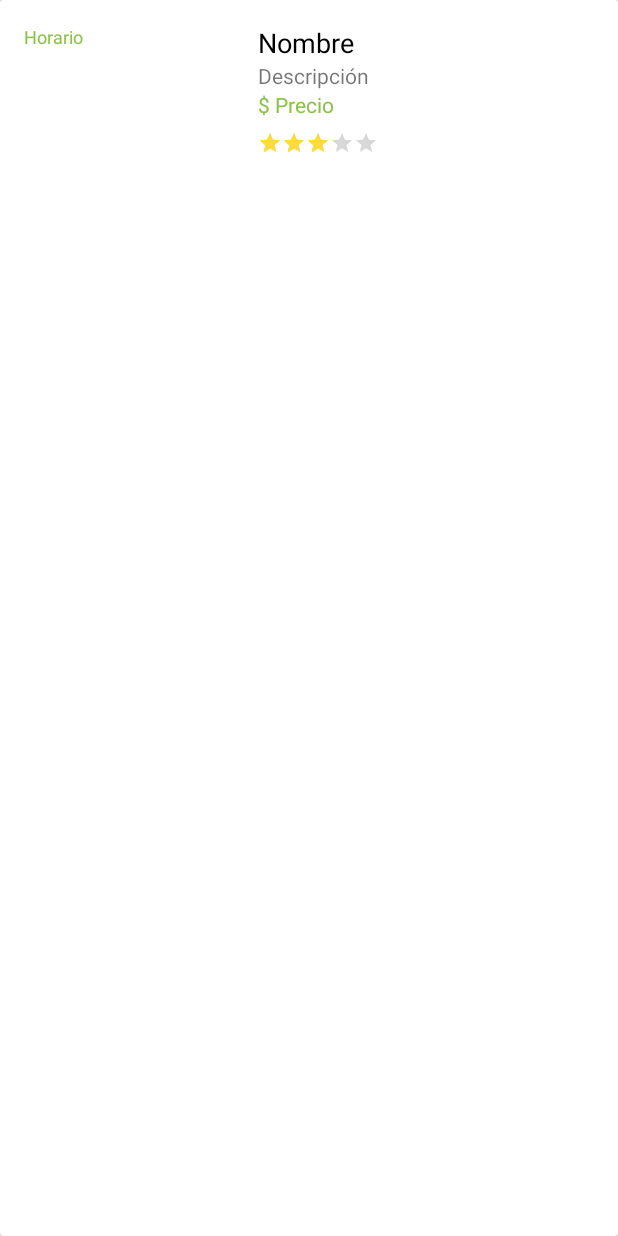
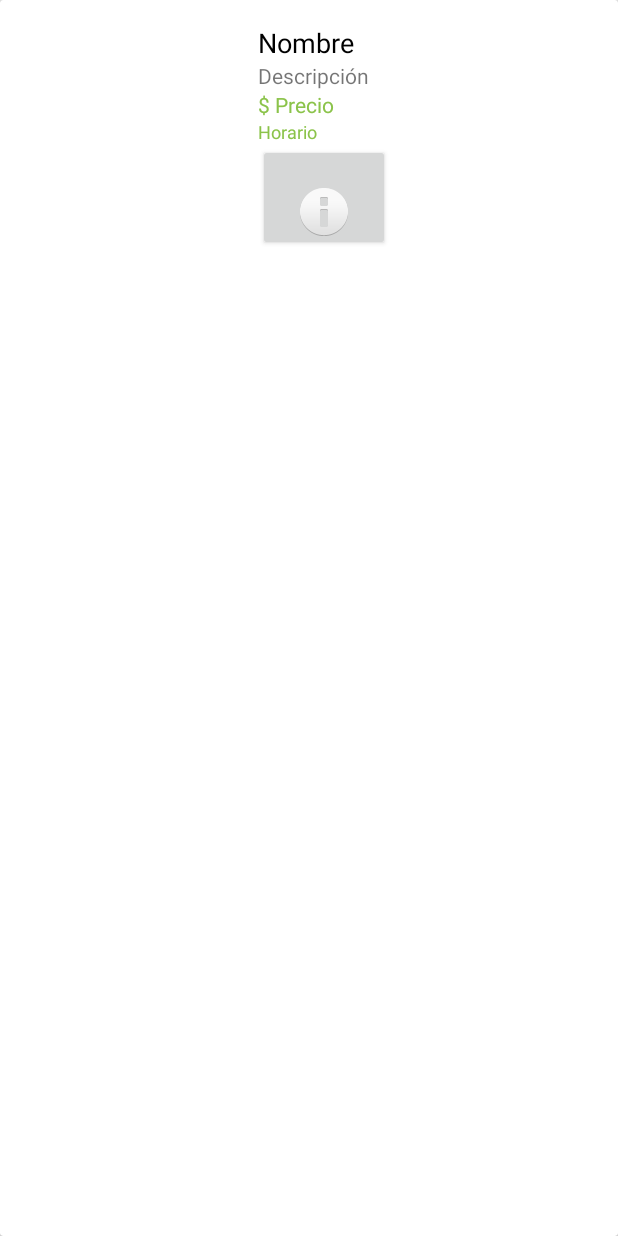
Before and after one commit to EriAlvarez/Movilesotono, an Android app: the layout grid_header.xml on its own in the app's theme, with its tools: preview values and no code run, on a phone screen of 412 x 824 dp. Run offline under Robolectric (Android 15) with nearby library versions, the phone set to English and light mode, and no system bars.

Commit message:
El boton contiene una imagen de informacion

```diff
--- a/app/src/main/java/com/herprogramacion/trickmarket/GridAdapter.java
+++ b/app/src/main/java/com/herprogramacion/trickmarket/GridAdapter.java
@@ -89,8 +89,8 @@ public class GridAdapter extends BaseAdapter {
         horario.setText(item.getHorario());
 
         // Seteando Rating
-        RatingBar ratingBar = (RatingBar) view.findViewById(R.id.rating);
-        ratingBar.setRating(item.getRating());
+      /*  RatingBar ratingBar = (RatingBar) view.findViewById(R.id.rating);
+        ratingBar.setRating(item.getRating());*/
 
 
         return view;
--- a/app/src/main/java/com/herprogramacion/trickmarket/GridFragment.java
+++ b/app/src/main/java/com/herprogramacion/trickmarket/GridFragment.java
@@ -109,8 +109,8 @@ public class GridFragment extends Fragment {
         precio.setText(item.getPrecio());
 
         // Seteando Rating
-        RatingBar ratingBar = (RatingBar) view.findViewById(R.id.rating);
-        ratingBar.setRating(item.getRating());
+       /* RatingBar ratingBar = (RatingBar) view.findViewById(R.id.rating);
+        ratingBar.setRating(item.getRating());*/
 
 
         return view;
--- a/app/src/main/res/layout/grid_header.xml
+++ b/app/src/main/res/layout/grid_header.xml
@@ -53,12 +53,15 @@
             android:layout_width="wrap_content"
             android:layout_height="wrap_content"
             android:layout_gravity="center_horizontal"
+            android:layout_alignLeft="@+id/precio"
+            android:layout_alignStart="@+id/precio"
+            android:layout_below="@+id/precio"
             android:text="Horario"
             android:textAppearance="?android:attr/textAppearanceSmall"
             android:textColor="@color/primaryColor"
             android:textSize="@dimen/grid_item_text_size" />
 
-        <RatingBar
+       <!-- <RatingBar
             android:id="@+id/rating"
             style="?android:attr/ratingBarStyleSmall"
             android:layout_width="wrap_content"
@@ -71,7 +74,19 @@
             android:paddingTop="8dp"
             android:progressTint="#FDDB39"
             android:rating="3"
-            android:secondaryProgressTint="#FDDB39" />
+            android:secondaryProgressTint="#FDDB39" />-->
+        <Button
+            android:id="@+id/button3"
+            android:layout_width="wrap_content"
+            android:layout_height="wrap_content"
+            android:drawableBottom="@android:drawable/ic_dialog_info"
+            android:layout_gravity="center_horizontal"
+            android:layout_alignLeft="@+id/horario"
+            android:layout_alignStart="@+id/horario"
+            android:layout_below="@+id/horario"
+            android:onClick="prueba3"/>
+            <!--android:text="MAPA"-->
+
 
     </RelativeLayout>
 </android.support.v7.widget.CardView>
```
Also changed, not shown: app/src/main/java/com/herprogramacion/trickmarket/MainActivity.java (+6 -2 lines), app/src/main/res/layout/grid_item.xml (+12 -3 lines), app/src/main/res/menu/menu_main.xml (+4 -8 lines), app/src/main/res/layout/fragment_main.xml (line endings or trailing spaces).
